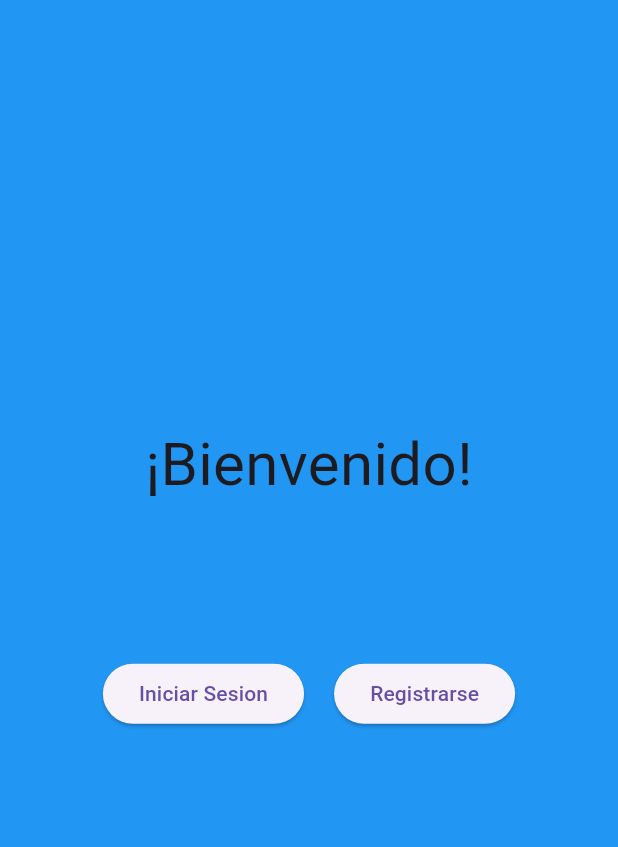
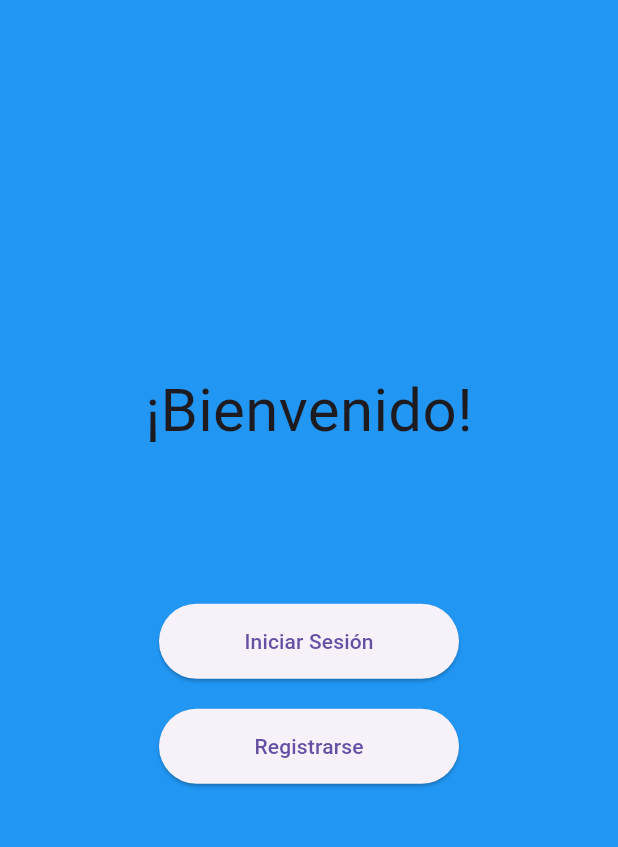
Before and after one commit to samuj02/TutorMeUp_modular, a Flutter app: the screen it shows after launch, on a phone screen of 412 x 824 dp, the part 84-931 px from its top. Run offline on Flutter 3.47's test engine with Material 3 defaults, Android fonts, the phone set to English and light mode, and no system bars.

Commit message:
cambio a interfaz inicio de sesion

```diff
--- a/lib/main.dart
+++ b/lib/main.dart
@@ -1,4 +1,5 @@
 import 'package:flutter/material.dart';
+import 'interfazInicioSesion.dart'; // Importa la interfaz de inicio de sesión
 
 void main() {
   runApp(TutorMeUpApp());
@@ -11,42 +12,60 @@ class TutorMeUpApp extends StatelessWidget {
   Widget build(BuildContext context) {
     return MaterialApp(
       title: 'TutorMeUp',
-      home: Scaffold(
+      home: HomePage(),
+      routes: {
+        '/inicioSesion': (context) => PantallaInicioSesion(),
+      },
+    );
+  }
+}
+
+class HomePage extends StatelessWidget {
+  @override
+  Widget build(BuildContext context) {
+    return Scaffold(
       appBar: AppBar(
         title: const Text('TutorMeUp'),
       ),
-        backgroundColor: Colors.blue, // Cambia el color de fondo aquí
+      backgroundColor: Colors.blue,
       body: Center(
         child: Column(
-            mainAxisAlignment: MainAxisAlignment.center, // Alinea verticalmente al centro
+          mainAxisAlignment: MainAxisAlignment.center,
           children: <Widget>[
             Text(
               '¡Bienvenido!',
               style: TextStyle(fontSize: 40.0),
             ),
-              SizedBox(height: 100), // Agrega un espacio entre el texto y los botones
-              Row(
-                mainAxisAlignment: MainAxisAlignment.center, // Alinea horizontalmente al centro
+            SizedBox(height: 100),
+            Column(
+              mainAxisAlignment: MainAxisAlignment.center,
               children: [
-                  ElevatedButton(
+                SizedBox(
+                  width: 200,
+                  height: 50,
+                  child: ElevatedButton(
                     onPressed: () {
-                      // Agrega aquí la lógica para manejar el botón
+                      Navigator.pushNamed(context, '/inicioSesion');
                     },
-                    child: const Text('Iniciar Sesion'),
+                    child: const Text('Iniciar Sesión'),
                   ),
-                  SizedBox(width: 20), // Agrega un espacio entre los botones
-                  ElevatedButton(
+                ),
+                SizedBox(height: 20),
+                SizedBox(
+                  width: 200,
+                  height: 50,
+                  child: ElevatedButton(
                     onPressed: () {
-                      // Agrega aquí la lógica para manejar el botón
+                      // Agrega aquí la lógica para manejar el botón de registrarse
                     },
                     child: const Text('Registrarse'),
+                  ),
                 ),
               ],
             ),
           ],
         ),
       ),
-      ),
     );
   }
 }
```
Also changed, not shown: lib/interfazInicioSesion.dart (added, +41 -0 lines), 1 other file. Lines whose indentation alone changed are shown as unchanged.
